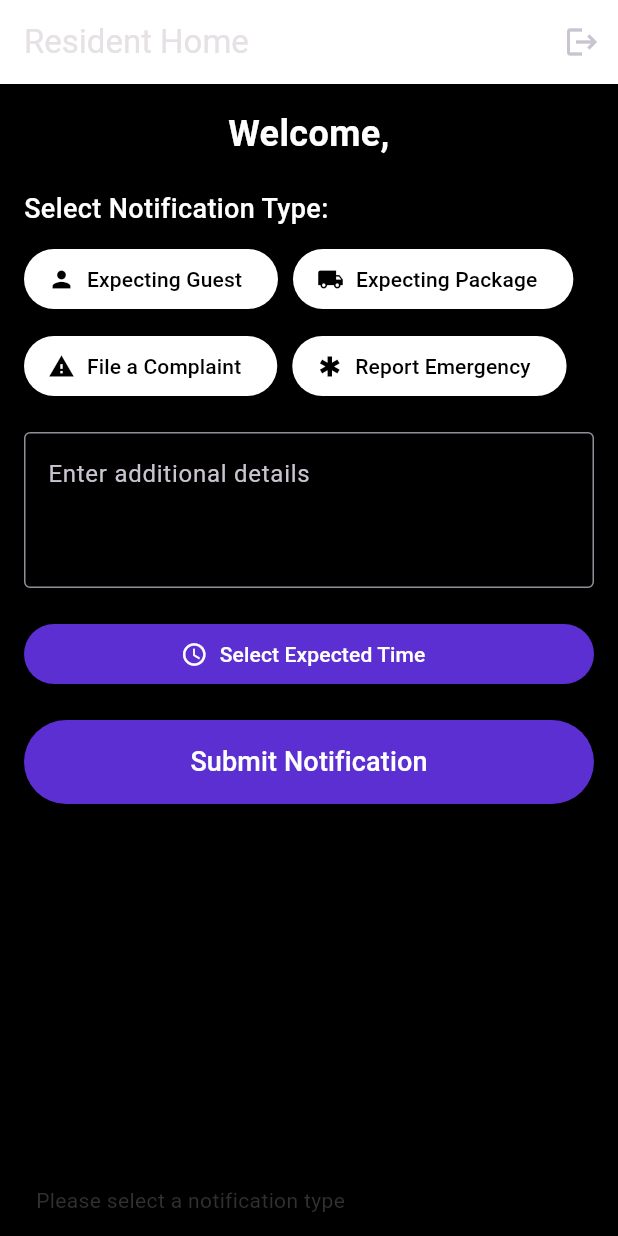
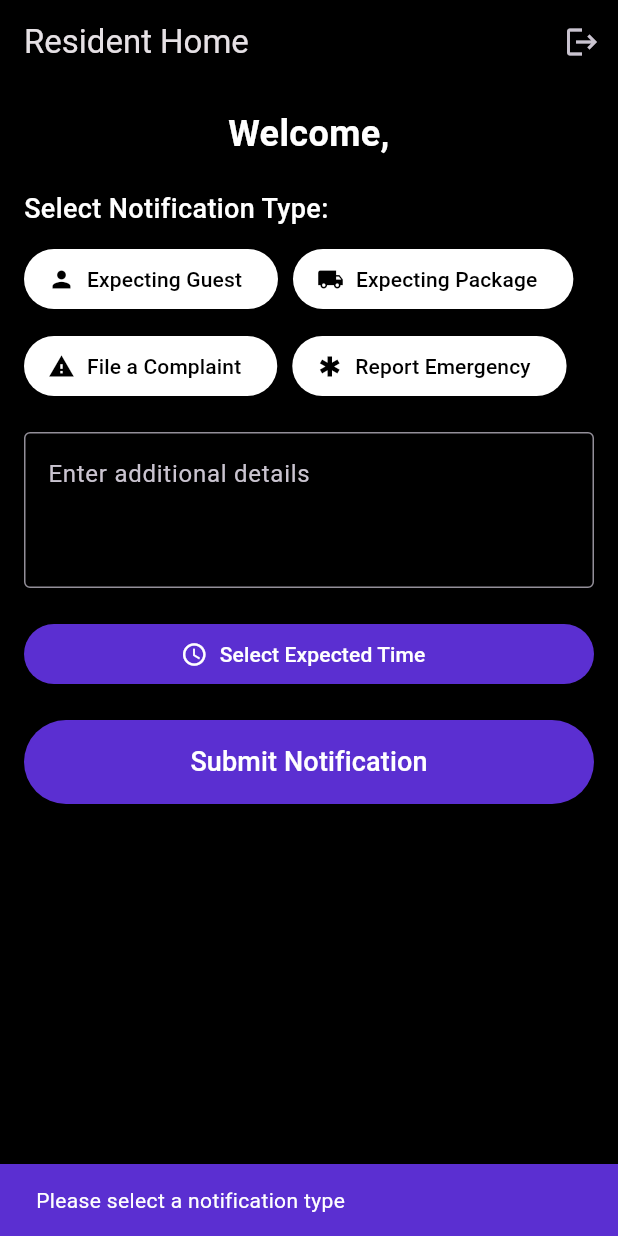
Before and after one commit to tomaravi7/SecureEntry, a Flutter app: the ResidentScreen screen opened by its route, after a tap on "Submit Notification", on a phone screen of 412 x 824 dp. Run offline on Flutter 3.47's test engine with Material 3 defaults, Android fonts, the phone set to English and light mode, and no system bars; our stand-ins replace flutter_riverpod, go_router, supabase_flutter; missing offline and left inert: mailer; accounts and stored records are empty.

Commit message:
updated snackbar colors

```diff
--- a/secureentry/lib/screen/resident_screen.dart
+++ b/secureentry/lib/screen/resident_screen.dart
@@ -25,8 +25,9 @@ class _ResidentScreenState extends State<ResidentScreen> {
     if (_notificationType.isEmpty) {
       ScaffoldMessenger.of(context).showSnackBar(
         const SnackBar(
-          content: Text('Please select a notification type'),
-          backgroundColor: Color.fromARGB(0, 0, 0, 209),
+          content: Text('Please select a notification type',
+              style: TextStyle(color: Colors.white)),
+          backgroundColor: Color.fromARGB(255, 91, 47, 209),
         ),
       );
       return;
@@ -45,7 +46,8 @@ class _ResidentScreenState extends State<ResidentScreen> {
       ]);
       ScaffoldMessenger.of(context).showSnackBar(
         const SnackBar(
-          content: Text('Guard notified successfully'),
+          content: Text('Guard notified successfully',
+              style: TextStyle(color: Colors.white)),
           backgroundColor: Color.fromARGB(255, 91, 47, 209),
         ),
       );
@@ -53,7 +55,8 @@ class _ResidentScreenState extends State<ResidentScreen> {
     } catch (error) {
       ScaffoldMessenger.of(context).showSnackBar(
         SnackBar(
-          content: Text('Failed to notify guard: $error'),
+          content: Text('Failed to notify guard: $error',
+              style: const TextStyle(color: Colors.white)),
           backgroundColor: Color.fromARGB(255, 91, 47, 209),
         ),
       );
@@ -92,7 +95,7 @@ class _ResidentScreenState extends State<ResidentScreen> {
     return Scaffold(
       appBar: AppBar(
         title: const Text('Resident Home'),
-        backgroundColor: Color.fromARGB(255, 255, 255, 255),
+        backgroundColor: Color.fromARGB(0, 0, 0, 255),
         actions: [
           IconButton(
             icon: const Icon(Icons.logout),
```
Also changed, not shown: secureentry/lib/screen/guard_screen.dart (+5 -3 lines).
